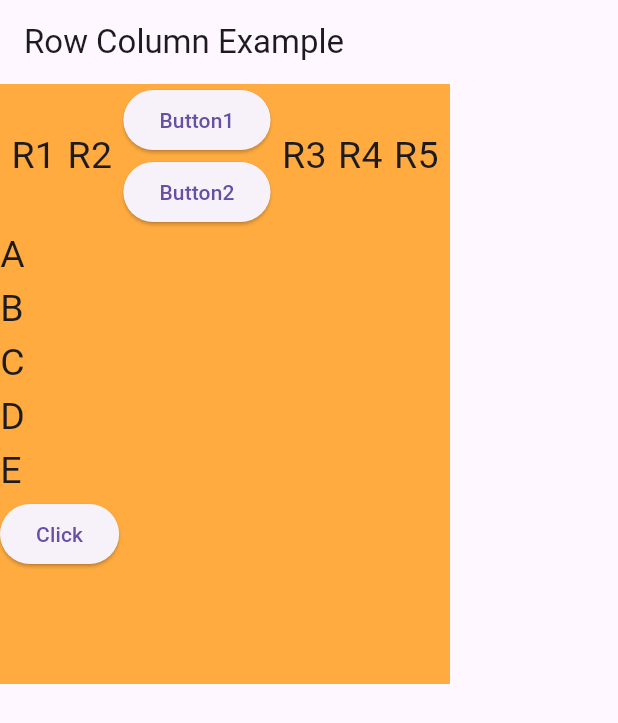
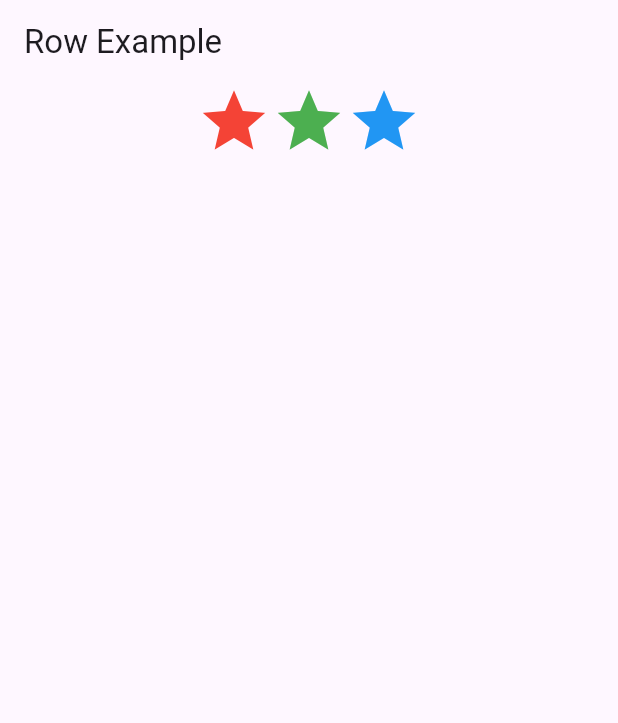
Before and after one commit to sazal11/Flutter_Basic, a Flutter app: the screen it shows after launch, on a phone screen of 412 x 824 dp. Shown: the top 723 px of the screen. Run offline on Flutter 3.47's test engine with Material 3 defaults, Android fonts, the phone set to English and light mode, and no system bars.

Commit message:
row example two

```diff
--- a/lib/main.dart
+++ b/lib/main.dart
@@ -1,7 +1,7 @@
 import 'package:flutter/material.dart';
 
 void main() {
-  runApp(const ColumnExample1());
+  runApp(const RowExample2());
 }
 
 class MyApp extends StatelessWidget {
@@ -618,3 +618,25 @@ class ColumnExample1 extends StatelessWidget {
     );
   }
 }
+
+class RowExample2 extends StatelessWidget {
+  const RowExample2({super.key});
+
+  @override
+  Widget build(BuildContext context) {
+    return MaterialApp(
+      home: Scaffold(
+        appBar: AppBar(title: Text('Row Example')),
+        body: Row(
+          mainAxisAlignment: MainAxisAlignment.center, // Center horizontally
+          crossAxisAlignment: CrossAxisAlignment.center, // Center vertically
+          children: <Widget>[
+            Icon(Icons.star, size: 50, color: Colors.red),
+            Icon(Icons.star, size: 50, color: Colors.green),
+            Icon(Icons.star, size: 50, color: Colors.blue),
+          ],
+        ),
+      ),
+    );
+  }
+}
```
